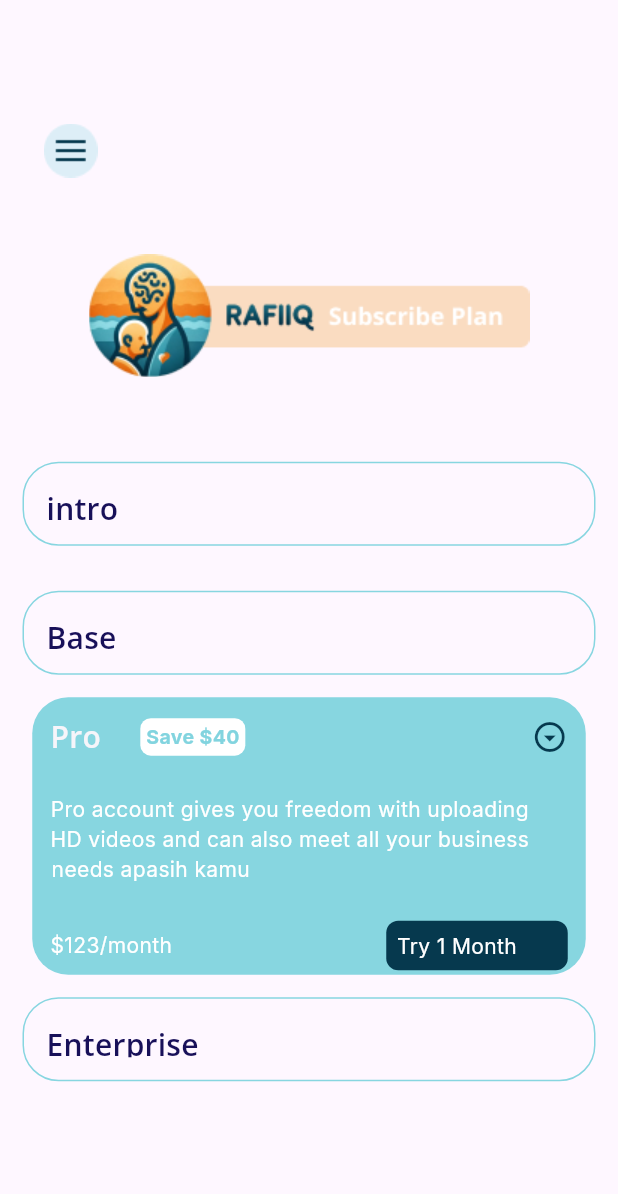
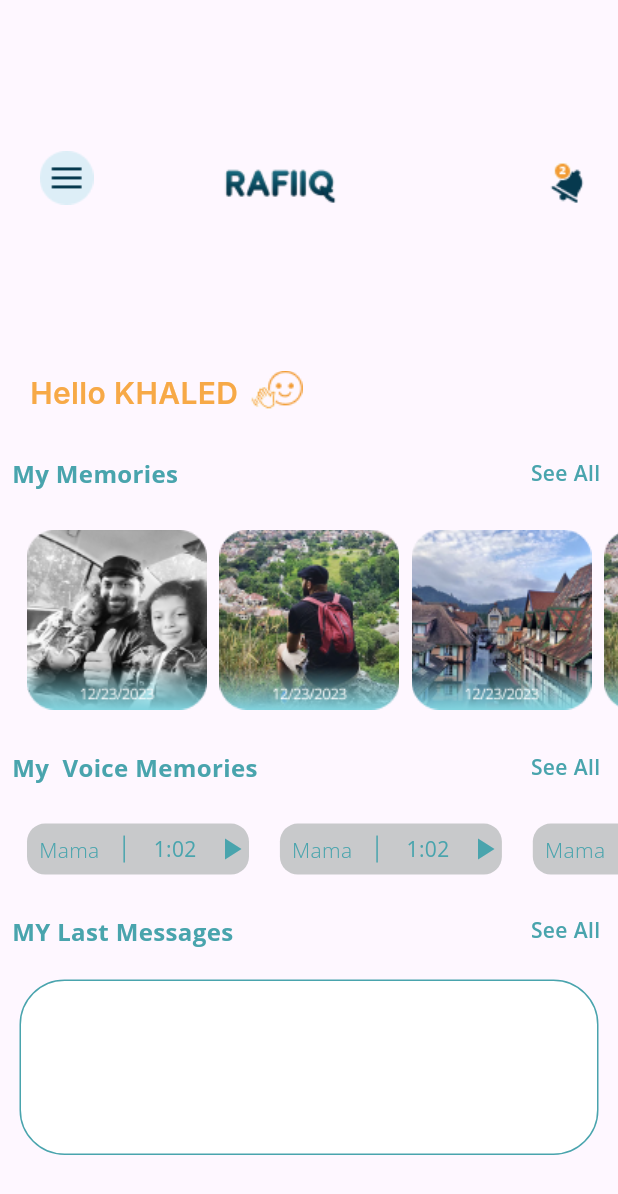
Before and after one commit to Mohamed-lalah/rafik, a Flutter app: the screen it shows after launch, on a phone screen of 412 x 824 dp. Shown: the top 1194 px of the screen. Run offline on Flutter 3.47's test engine with Material 3 defaults, Android fonts, the phone set to English and light mode, and no system bars; our stand-ins replace google_fonts.

Commit message:
Home screen design finished

```diff
--- a/lib/main.dart
+++ b/lib/main.dart
@@ -1,4 +1,5 @@
 import 'package:flutter/material.dart';
+import 'package:rafik/ui/screens/home_screen.dart';
 import 'package:rafik/ui/screens/login_screeen.dart';
 import 'package:rafik/ui/screens/memory_screen.dart';
 import 'package:rafik/ui/screens/register_screen.dart';
@@ -21,9 +22,11 @@ class MyApp extends StatelessWidget {
        RegisterScreen.routeName: (_)=>RegisterScreen(),
        MemoryScreen.routeName: (_)=>MemoryScreen(),
        SubscribeBlan.routeName: (_)=>SubscribeBlan(),
+       HomeScreen.routeName: (_)=>HomeScreen(),
 
-    },
-      initialRoute: SubscribeBlan.routeName,
+
+     },
+      initialRoute: HomeScreen.routeName,
     );
   }
 }
--- /dev/null
+++ b/lib/ui/screens/home_screen.dart
@@ -0,0 +1,293 @@
+import 'package:flutter/cupertino.dart';
+import 'package:flutter/material.dart';
+
+import '../utlities/app_colors.dart';
+import '../utlities/app_theme.dart';
+import '../widgets/language_widget.dart';
+import '../widgets/memories_widget.dart';
+
+class HomeScreen extends StatelessWidget {
+  const HomeScreen({super.key});
+  static const String routeName = "Subscribe plan";
+  @override
+  Widget build(BuildContext context) {
+    double width = MediaQuery.of(context).size.width;
+    double height = MediaQuery.of(context).size.height;
+    return  Scaffold(
+      body: Column(
+        crossAxisAlignment: CrossAxisAlignment.stretch,
+        children: [
+          Row(
+            mainAxisAlignment: MainAxisAlignment.spaceBetween,
+            children: [
+           SizedBox(height: height*0.3,),
+           Padding(
+             padding: const EdgeInsets.only(right: 70),
+             child: GestureDetector(
+               onTap: (){
+             LanguageWidget();},
+             child: Padding(
+             padding:  EdgeInsets.only(bottom:10,left: 12,),
+             child: Image.asset("assets/images/group 1x.png",),
+             ),
+             ),
+           ),
+           Padding(
+             padding:  EdgeInsets.only(right: width*0.3),
+             child: Image.asset("assets/images/name 1x.png"),
+           ),
+           Padding(
+             padding: const EdgeInsets.only(right: 20),
+             child: Image.asset("assets/images/alarm 1x.png"),
+           )
+            ],
+          ),
+          Padding(
+            padding: const EdgeInsets.only(bottom: 20),
+            child: Row(
+              children: [
+                Padding(
+                  padding: const EdgeInsets.only(left: 20),
+                  child: Text("Hello KHALED",style: AppTheme.helloStyle,),
+                ),
+                Padding(
+                  padding: const EdgeInsets.only(left: 8.0),
+                  child: Image.asset("assets/images/emoji1x.png"),
+                )
+              ],
+            ),
+
+          ),
+          Padding(
+            padding: const EdgeInsets.all(8.0),
+            child: Row(
+              children: [
+                Text("My Memories",style: AppTheme.memoriesStyle,),
+                Spacer(),
+                Text("See All ",style: AppTheme.memoriesStyle.copyWith(
+                  fontSize: 14,
+                  fontWeight: FontWeight.w600
+                ),),
+              ],
+            ),
+          ),
+          SingleChildScrollView(
+            scrollDirection: Axis.horizontal,
+            child: Padding(
+              padding: const EdgeInsets.all(18.0),
+              child: Row(
+                children: [
+                  Memories(path:"assets/images/photo1(1x).png" ,),
+                  SizedBox(width: width*0.02,),
+                  Memories(path:"assets/images/photo2(1X).png" ,),
+                  SizedBox(width: width* 0.02,),
+                  Memories(path:"assets/images/photo3 (1X).png" ,),
+                  SizedBox(width: width*0.02,),
+                  Memories(path:"assets/images/photo2(1X).png" ,),
+                  SizedBox(width: width* 0.02,),
+                  Memories(path:"assets/images/photo3 (1X).png" ,),
+                ],
+              ),
+            ),
+          ),
+          SizedBox(height: height*0.001,),
+          Padding(
+            padding: const EdgeInsets.all(8.0),
+            child: Row(
+              children: [
+                Text("My  Voice Memories",style: AppTheme.memoriesStyle,),
+                Spacer(),
+                Text("See All ",style: AppTheme.memoriesStyle.copyWith(
+                    fontSize: 14,
+                    fontWeight: FontWeight.w600
+                ),),
+              ],
+            ),
+          ),
+
+          SingleChildScrollView(
+            scrollDirection: Axis.horizontal,
+            child: Padding(
+              padding: const EdgeInsets.all(18.0),
+              child: SingleChildScrollView(
+                scrollDirection: Axis.horizontal,
+                child: Row(
+                  children: [
+                   Container(
+                     width: 148,
+                     height: 34,
+                     child:   Row(
+                       children: [
+                         Padding(
+                           padding: EdgeInsets.all(8.0),
+                           child: Text("Mama",style: AppTheme.inputTextStyle.copyWith(
+                           fontSize: 14,
+                               fontWeight: FontWeight.w300,
+                               color: AppColors.memory_button_color
+                           ),),
+                         ),
+                         Padding(
+                           padding: EdgeInsets.all(8.0),
+                           child: VerticalDivider(width: 1,color: AppColors.memory_button_color,
+                           thickness: 1),
+                         ),
+                         Spacer(),
+                         Text("1:02",style: AppTheme.inputTextStyle.copyWith(
+                           fontSize: 14,
+                           fontWeight: FontWeight.w400,
+                           color: AppColors.memory_button_color
+                         ),),
+                         Spacer(),
+                         Icon(Icons.play_arrow,color: AppColors.memory_button_color,)
+                       ],
+                     ),
+                     decoration: BoxDecoration(
+                       color: AppColors.grey,
+                       borderRadius: BorderRadius.circular(12)
+                     ),
+                   ),
+                    SizedBox(width: width*0.05,),
+                    Container(
+                      width: 148,
+                      height: 34,
+                      child:   Row(
+                        children: [
+                          Padding(
+                            padding: EdgeInsets.all(8.0),
+                            child: Text("Mama",style: AppTheme.inputTextStyle.copyWith(
+                                fontSize: 14,
+                                fontWeight: FontWeight.w300,
+                                color: AppColors.memory_button_color
+                            ),),
+                          ),
+                          Padding(
+                            padding: EdgeInsets.all(8.0),
+                            child: VerticalDivider(width: 1,color: AppColors.memory_button_color,
+                                thickness: 1),
+                          ),
+                          Spacer(),
+                          Text("1:02",style: AppTheme.inputTextStyle.copyWith(
+                              fontSize: 14,
+                              fontWeight: FontWeight.w400,
+                              color: AppColors.memory_button_color
+                          ),),
+                          Spacer(),
+                          Icon(Icons.play_arrow,color: AppColors.memory_button_color,)
+                        ],
+                      ),
+                      decoration: BoxDecoration(
+                          color: AppColors.grey,
+                          borderRadius: BorderRadius.circular(12)
+                      ),
+                    ),
+                    SizedBox(width: width*0.05,),
+                    Container(
+                      width: 148,
+                      height: 34,
+                      child:   Row(
+                        children: [
+                          Padding(
+                            padding: EdgeInsets.all(8.0),
+                            child: Text("Mama",style: AppTheme.inputTextStyle.copyWith(
+                                fontSize: 14,
+                                fontWeight: FontWeight.w300,
+                                color: AppColors.memory_button_color
+                            ),),
+                          ),
+                          Padding(
+                            padding: EdgeInsets.all(8.0),
+                            child: VerticalDivider(width: 1,color: AppColors.memory_button_color,
+                                thickness: 1),
+                          ),
+                          Spacer(),
+                          Text("1:02",style: AppTheme.inputTextStyle.copyWith(
+                              fontSize: 14,
+                              fontWeight: FontWeight.w400,
+                              color: AppColors.memory_button_color
+                          ),),
+                          Spacer(),
+                          Icon(Icons.play_arrow,color: AppColors.memory_button_color,)
+                        ],
+                      ),
+                      decoration: BoxDecoration(
+                          color: AppColors.grey,
+                          borderRadius: BorderRadius.circular(12)
+                      ),
+                    ),
+                    SizedBox(width: width*0.05,),
+                    Container(
+                      width: 148,
+                      height: 34,
+                      child:   Row(
+                        children: [
+                          Padding(
+                            padding: EdgeInsets.all(8.0),
+                            child: Text("Mama",style: AppTheme.inputTextStyle.copyWith(
+                                fontSize: 14,
+                                fontWeight: FontWeight.w300,
+                                color: AppColors.memory_button_color
+                            ),),
+                          ),
+                          Padding(
+                            padding: EdgeInsets.all(8.0),
+                            child: VerticalDivider(width: 1,color: AppColors.memory_button_color,
+                                thickness: 1),
+                          ),
+                          Spacer(),
+                          Text("1:02",style: AppTheme.inputTextStyle.copyWith(
+                              fontSize: 14,
+                              fontWeight: FontWeight.w400,
+                              color: AppColors.memory_button_color
+                          ),),
+                          Spacer(),
+                          Icon(Icons.play_arrow,color: AppColors.memory_button_color,)
+                        ],
+                      ),
+                      decoration: BoxDecoration(
+                        color: AppColors.white,
+                        borderRadius: BorderRadius.circular(12),
+                        border: Border.all(
+                          color: AppColors.memory_button_color
+                        ),
+
+                      ),
+                    )
+                  ],
+                ),
+              ),
+            ),
+          ),
+          Padding(
+            padding: const EdgeInsets.all(8.0),
+            child: Row(
+              children: [
+                Text("MY Last Messages",style: AppTheme.memoriesStyle,),
+                Spacer(),
+                Text("See All ",style: AppTheme.memoriesStyle.copyWith(
+                    fontSize: 14,
+                    fontWeight: FontWeight.w600
+                ),),
+              ],
+            ),
+          ),
+          Padding(
+            padding: const EdgeInsets.all(13),
+            child: Container(
+              width: 343,
+              height: 117,
+              decoration: BoxDecoration(
+                color: AppColors.white,
+                border: Border.all(
+                  color:AppColors.memory_button_color
+                ),
+                borderRadius: BorderRadius.circular(30)
+              ),
+            ),
+          )
+
+
+        ],
+      ),
+    );
+  }
+}
--- a/lib/ui/utlities/app_theme.dart
+++ b/lib/ui/utlities/app_theme.dart
@@ -87,6 +87,21 @@ abstract class AppTheme {
   );
 
 
+  static TextStyle helloStyle = GoogleFonts.inter(
+      textStyle: const TextStyle(fontSize: 20,
+          fontWeight: FontWeight.w600,
+          color:    AppColors.smallDetail)
+  );
+
+
+  static TextStyle memoriesStyle = GoogleFonts.openSans(
+      textStyle: const TextStyle(fontSize: 16,
+          fontWeight: FontWeight.w700,
+          color:    AppColors.memory_button_color)
+  );
+
+
+
 
 
 
```
Also changed, not shown: assets/images/2X/alarm 2x.png (added), assets/images/2X/name2x.png (added), assets/images/3X/alarm 3x.png (added), assets/images/3X/name3x.png (added), assets/images/alarm 1x.png (added), assets/images/emoji1x.png (added), assets/images/name 1x.png (added).
